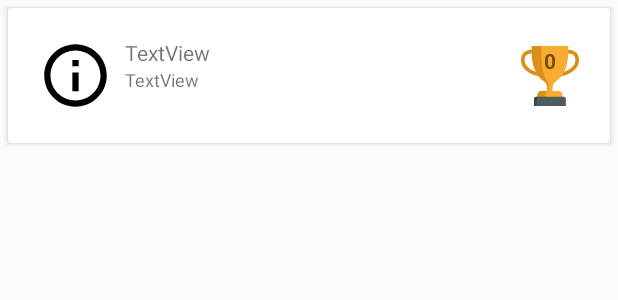
After one commit to oliexdev/openWorkout, an Android app: the layout item_training.xml on its own in the app's theme, with its tools: preview values and no code run, on a phone screen of 412 x 824 dp. The commit adds this screen. Shown: the top 300 px of the screen. Run offline under Robolectric (Android 15) with nearby library versions, the phone set to English and light mode, and no system bars.

Commit message:
convert training gridview to cardview

```diff
--- a/app/src/main/java/com/health/openworkout/gui/session/SessionFragment.java
+++ b/app/src/main/java/com/health/openworkout/gui/session/SessionFragment.java
@@ -21,8 +21,6 @@ import com.health.openworkout.core.datatypes.TrainingPlan;
 import com.health.openworkout.core.datatypes.WorkoutSession;
 
 import java.util.List;
-
-import timber.log.Timber;
 
 public class SessionFragment extends Fragment {
     private GridView sessionsView;
@@ -50,7 +48,6 @@ public class SessionFragment extends Fragment {
             @Override
             public void onItemClick(AdapterView<?> a, View v, int position, long id) {
                 WorkoutSession workoutSession = (WorkoutSession)sessionsView.getItemAtPosition(position);
-                Timber.d("SELECTED WORKOUT SESSION ID " + workoutSession.getTrainingPlanId());
 
                 SessionFragmentDirections.ActionSessionFragmentToWorkoutFragment action = SessionFragmentDirections.actionSessionFragmentToWorkoutFragment();
                 action.setSessionWorkoutId(workoutSession.getWorkoutSessionId());
--- a/app/src/main/java/com/health/openworkout/gui/session/SessionsAdapter.java
+++ b/app/src/main/java/com/health/openworkout/gui/session/SessionsAdapter.java
@@ -46,7 +46,7 @@ public class SessionsAdapter extends BaseAdapter {
     public View getView(int position, View convertView, ViewGroup parent) {
         ViewHolder holder;
         if (convertView == null) {
-            convertView = layoutInflater.inflate(R.layout.grid_item_session, null);
+            convertView = layoutInflater.inflate(R.layout.item_session, null);
             holder = new ViewHolder();
             holder.imgView = (ImageView) convertView.findViewById(R.id.imgView);
             holder.nameView = (TextView) convertView.findViewById(R.id.nameView);
--- /dev/null
+++ b/app/src/main/res/layout/item_training.xml
@@ -0,0 +1,67 @@
+<?xml version="1.0" encoding="utf-8"?>
+<!--
+  ~ Copyright (C) 2020 by olie.xdev@googlemail.com All Rights Reserved
+  -->
+
+<LinearLayout xmlns:android="http://schemas.android.com/apk/res/android"
+    xmlns:app="http://schemas.android.com/apk/res-auto"
+    android:layout_width="match_parent"
+    android:layout_height="wrap_content"
+    android:orientation="vertical">
+
+    <androidx.cardview.widget.CardView
+        android:layout_width="match_parent"
+        android:layout_height="wrap_content"
+        android:layout_margin="5dp"
+        app:contentPadding="20dp">
+
+        <androidx.constraintlayout.widget.ConstraintLayout
+            android:layout_width="match_parent"
+            android:layout_height="match_parent">
+
+            <TextView
+                android:id="@+id/nameView"
+                android:layout_width="0dp"
+                android:layout_height="wrap_content"
+                android:layout_marginEnd="8dp"
+                android:text="TextView"
+                app:layout_constraintEnd_toStartOf="@id/trophyView"
+                app:layout_constraintStart_toEndOf="@+id/imgView"
+                app:layout_constraintTop_toTopOf="parent" />
+
+            <TextView
+                android:id="@+id/detailedView"
+                android:layout_width="0dp"
+                android:layout_height="wrap_content"
+                android:text="TextView"
+                android:textSize="12sp"
+                app:layout_constraintEnd_toEndOf="@+id/nameView"
+                app:layout_constraintHorizontal_bias="0.0"
+                app:layout_constraintStart_toStartOf="@+id/nameView"
+                app:layout_constraintTop_toBottomOf="@+id/nameView" />
+
+            <ImageView
+                android:id="@+id/imgView"
+                android:layout_width="50dp"
+                android:layout_height="50dp"
+                android:layout_marginEnd="8dp"
+                app:layout_constraintEnd_toStartOf="@+id/nameView"
+                app:layout_constraintStart_toStartOf="parent"
+                app:layout_constraintTop_toTopOf="parent"
+                app:srcCompat="@drawable/ic_info" />
+
+            <TextView
+                android:id="@+id/trophyView"
+                android:layout_width="40dp"
+                android:layout_height="40dp"
+                android:layout_marginEnd="0dp"
+                android:background="@drawable/ic_trophy"
+                android:gravity="center|top"
+                android:text="0"
+                android:textStyle="bold"
+                app:layout_constraintBottom_toBottomOf="@+id/imgView"
+                app:layout_constraintEnd_toEndOf="parent"
+                app:layout_constraintTop_toTopOf="@+id/imgView" />
+        </androidx.constraintlayout.widget.ConstraintLayout>
+    </androidx.cardview.widget.CardView>
+</LinearLayout>
```
Also changed, not shown: app/src/main/java/com/health/openworkout/gui/training/TrainingFragment.java (+12 -8 lines), app/src/main/java/com/health/openworkout/gui/training/TrainingsAdapter.java (+47 -31 lines), app/src/main/res/layout/fragment_training.xml (+2 -5 lines), app/src/main/res/layout/grid_item_training.xml (deleted, +0 -59 lines), app/src/main/res/layout/item_session.xml (renamed from app/src/main/res/layout/grid_item_session.xml).
